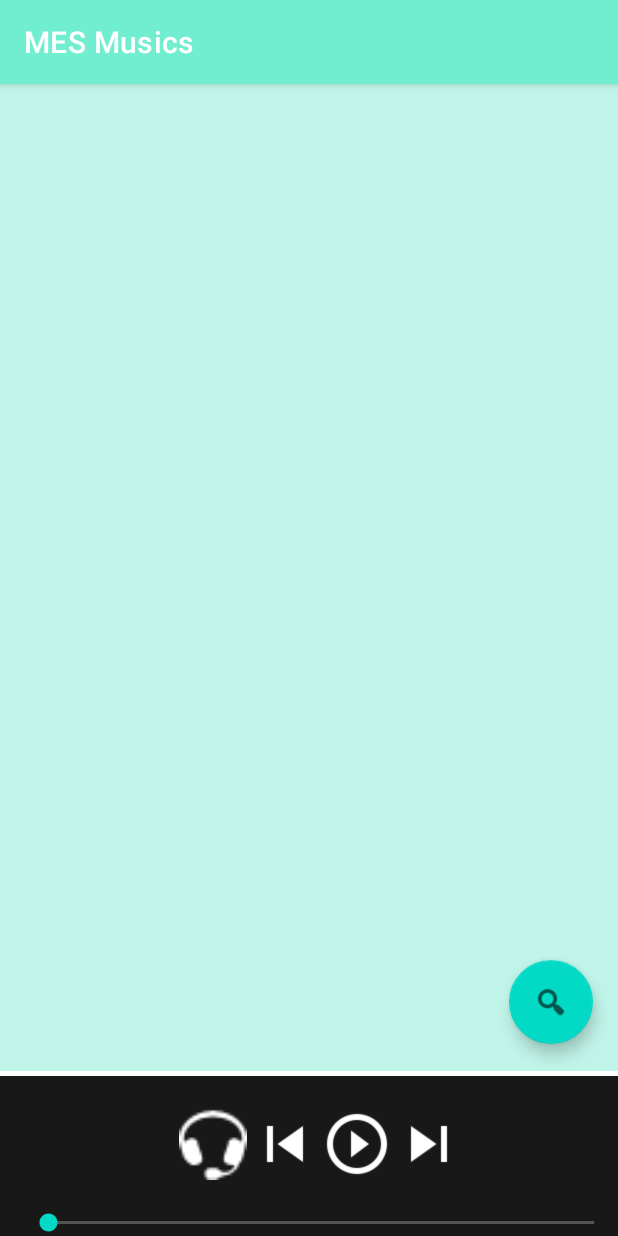
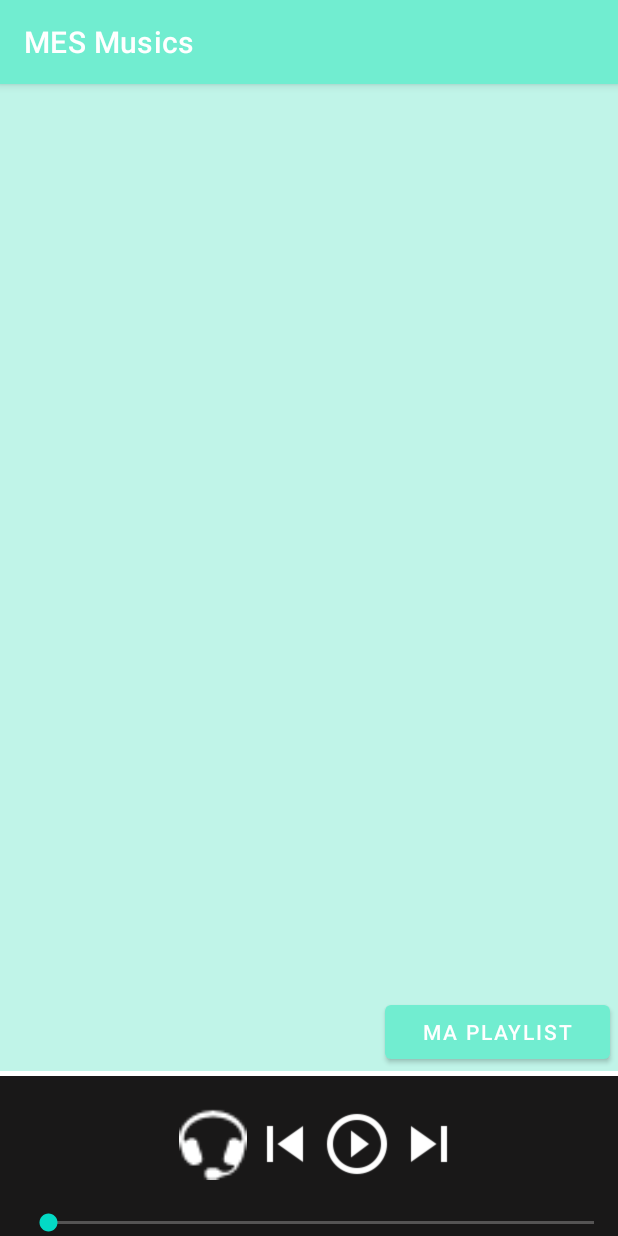
Before and after one commit to Enzo-Cerini/mesMusics, an Android app: the screen it shows after launch (MainActivity), on a phone screen of 412 x 824 dp. Run offline under Robolectric (Android 15) with nearby library versions, the phone set to English and light mode, and no system bars; 4 statements that could not run were skipped.

Commit message:
Playlist en cours

```diff
--- a/app/src/main/res/layout/activity_main.xml
+++ b/app/src/main/res/layout/activity_main.xml
@@ -14,9 +14,9 @@
         android:layout_width="match_parent"
         android:layout_height="match_parent"
         android:layout_marginBottom="110dp"
+        android:background="@drawable/play_active_key"
         app:layout_constraintBottom_toTopOf="@+id/toolbar"
         app:layout_constraintEnd_toEndOf="parent"
-        android:background="@drawable/play_active_key"
         app:layout_constraintStart_toStartOf="parent"
         app:layout_constraintTop_toTopOf="parent" />
 
@@ -126,18 +126,14 @@
 
     </androidx.appcompat.widget.Toolbar>
 
-    <com.google.android.material.floatingactionbutton.FloatingActionButton
-        android:id="@+id/floatingActionButton"
-        android:layout_width="wrap_content"
+    <Button
+        android:id="@+id/button2"
+        android:layout_width="150dp"
         android:layout_height="wrap_content"
-        android:clickable="true"
-        app:layout_constraintBottom_toBottomOf="parent"
-        app:layout_constraintEnd_toEndOf="parent"
-        app:layout_constraintHorizontal_bias="0.954"
-        app:layout_constraintStart_toStartOf="parent"
-        app:layout_constraintTop_toTopOf="parent"
-        app:layout_constraintVertical_bias="0.82"
-        app:srcCompat="@android:drawable/ic_menu_search"
-        android:contentDescription="@+String/found music" />
+        android:layout_marginBottom="5dp"
+        android:layout_marginEnd="5dp"
+        android:text="Ma playlist"
+        app:layout_constraintBottom_toTopOf="@+id/toolbar"
+        app:layout_constraintEnd_toEndOf="parent" />
 
 </androidx.constraintlayout.widget.ConstraintLayout>
```
Also changed, not shown: app/src/main/java/com/mesmusics/PlaylistActivity.java (added, +13 -0 lines), app/src/main/res/layout/music_poster.xml (+11 -0 lines).
